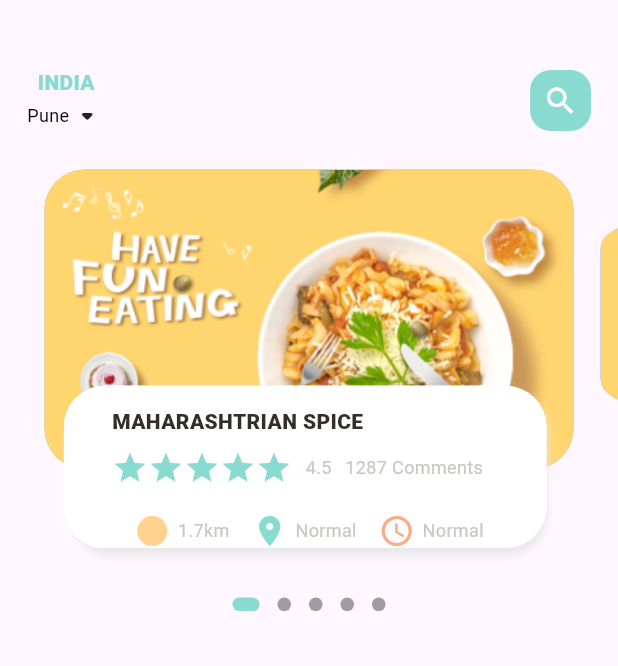
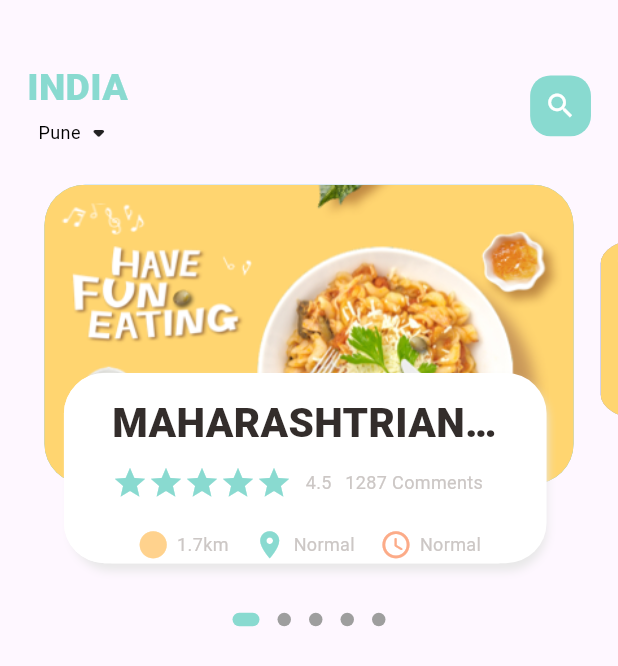
Before and after one commit to shreywhatt/STRATOS-CAFE, a Flutter app: the screen it shows after launch, on a phone screen of 412 x 824 dp. Shown: the top 666 px of the screen. Run offline on Flutter 3.47's test engine with Material 3 defaults, Android fonts, the phone set to English and light mode, and no system bars; drawn by our look-alikes of dots_indicator; our stand-ins replace get.

Commit message:
Dynamic sizing the icons

```diff
--- a/lib/home/food_page_body.dart
+++ b/lib/home/food_page_body.dart
@@ -42,6 +42,7 @@ class _FoodPageBodyState extends State<FoodPageBody> {
   Widget build(BuildContext context) {
     return Column(
       children: [
+        //slider section the topmost one that took 2.5 hours but 3 days
         SizedBox(
           height: Dimensions.pageView,
           child: PageView.builder(
@@ -62,9 +63,7 @@ class _FoodPageBodyState extends State<FoodPageBody> {
         ),
     ),
         //color: Colors.redAccent,
-
       ],
-
     );
   }
   Widget _buildPageItem(int index)
@@ -147,8 +146,9 @@ class _FoodPageBodyState extends State<FoodPageBody> {
                     BigTexts(text: "MAHARASHTRIAN SPICE", ),
                     SizedBox(height: Dimensions.height10,),
                     Row(
+                      //rating stars and comments etc
                       children: [
-
+                        //rating stars comments etc
                         Wrap(
                           children: List.generate(5, (index) => Icon(Icons.star, color: AppColors.mainColor)),
                         ),
--- a/lib/home/main_food_page.dart
+++ b/lib/home/main_food_page.dart
@@ -23,7 +23,7 @@ class _MainFoodPageState extends State<MainFoodPage> {
           Container(
 
             child: Container(
-              margin: EdgeInsets.only(top:45, bottom: 15 ),
+              margin: EdgeInsets.only(top:Dimensions.height45, bottom: Dimensions.height15 ),
               padding: EdgeInsets.only(left: Dimensions.width20, right: Dimensions.width20, ),
               child: Row(
                 mainAxisAlignment: MainAxisAlignment.spaceBetween,
@@ -49,7 +49,7 @@ class _MainFoodPageState extends State<MainFoodPage> {
                           color: AppColors.mainColor,
 
                       ),
-                      child: Icon(Icons.search, color: Colors.white),
+                      child: Icon(Icons.search, color: Colors.white, size: Dimensions.iconsize24,),
                     ),
                   )
 
--- a/lib/utils/dimensions.dart
+++ b/lib/utils/dimensions.dart
@@ -5,7 +5,7 @@ class Dimensions{
 
   static double pageView = screenHeight/2.857;
   static double pageViewContainer = screenHeight/4.126;
-  static double pageViewTextContainer = screenHeight/7.62;
+  static double pageViewTextContainer = screenHeight/6.5;
 
   //dynamic height padding and margin
   static double height10 = screenHeight/91.42;
@@ -29,6 +29,8 @@ class Dimensions{
   static double radius20 = screenHeight/45.714;
   static double radius30 = screenHeight/30.48;
 
+  //iconsize
+  static double iconsize24 = screenHeight/38.1;
 
 
 
--- a/lib/widgets/big_texts.dart
+++ b/lib/widgets/big_texts.dart
@@ -23,7 +23,7 @@ class BigTexts extends StatelessWidget {
       style: TextStyle(
         fontFamily: 'Roboto',
         color: color,
-        fontSize: size==?Dimensions.font30:size,
+        fontSize: size==0 ?Dimensions.font30:size,
         fontWeight: FontWeight.w800,
       ),
 
--- a/lib/widgets/icon_and_text_widget.dart
+++ b/lib/widgets/icon_and_text_widget.dart
@@ -1,5 +1,6 @@
 import 'package:flutter/cupertino.dart';
 import 'package:flutter/material.dart';
+import 'package:stratos_cafe/utils/dimensions.dart';
 import 'package:stratos_cafe/widgets/small_texts.dart';
 
 class IconAndTextWidget extends StatelessWidget {
@@ -16,7 +17,7 @@ class IconAndTextWidget extends StatelessWidget {
   Widget build(BuildContext context) {
     return Row(
       children: [
-        Icon(icon, color: iconColor,),
+        Icon(icon, color: iconColor, size: Dimensions.iconsize24,),
         SizedBox(width: 5,),
         SmallTexts(text: text,),
 
```
